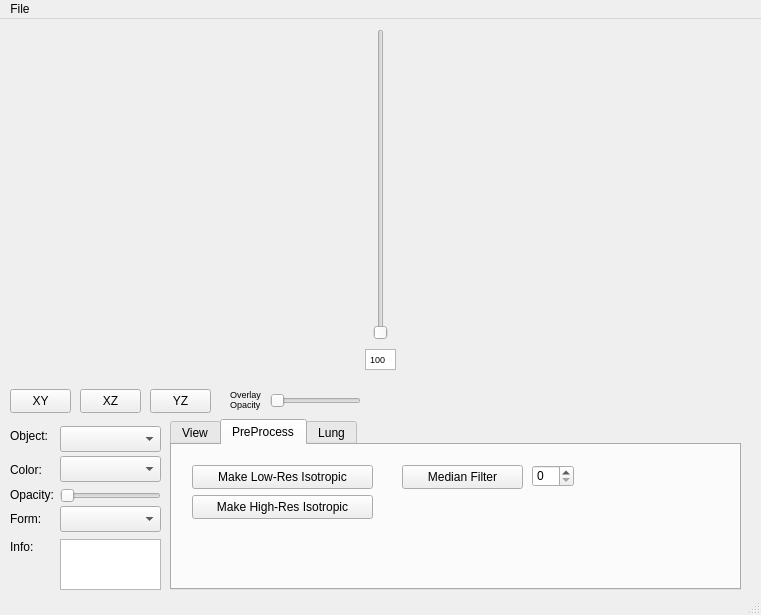
First picture: the form in src/pytubeview.ui, repository aylward/Minder3D, before the edit.
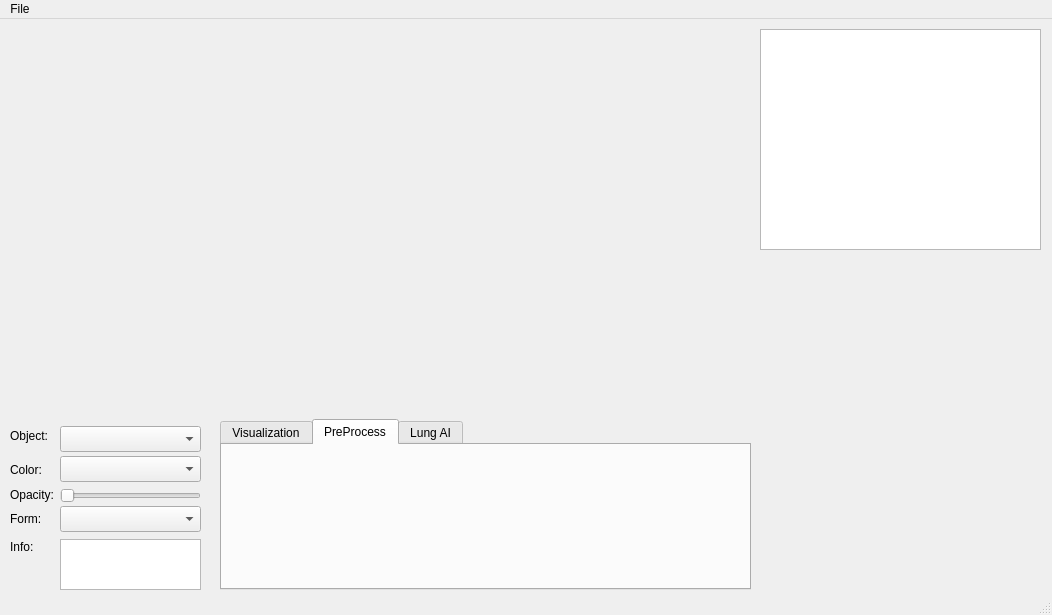
Second picture: the form after the edit. The open tabs and pages were chosen to show the change.

Diff of the .ui file:
```diff
--- a/src/pytubeview.ui
+++ b/src/pytubeview.ui
@@ -6,7 +6,7 @@
    <rect>
     <x>0</x>
     <y>0</y>
-    <width>761</width>
+    <width>1052</width>
     <height>615</height>
    </rect>
   </property>
@@ -14,25 +14,12 @@
    <string>MainWindow</string>
   </property>
   <widget class="QWidget" name="centralwidget">
-   <widget class="QSlider" name="view2DSliceSlider">
-    <property name="geometry">
-     <rect>
-      <x>370</x>
-      <y>10</y>
-      <width>22</width>
-      <height>311</height>
-     </rect>
-    </property>
-    <property name="orientation">
-     <enum>Qt::Vertical</enum>
-    </property>
-   </widget>
    <widget class="QTabWidget" name="tabWidget">
     <property name="geometry">
      <rect>
-      <x>170</x>
+      <x>220</x>
       <y>400</y>
-      <width>571</width>
+      <width>531</width>
       <height>171</height>
      </rect>
     </property>
@@ -41,7 +28,7 @@
     </property>
     <widget class="QWidget" name="tabView">
      <attribute name="title">
-      <string>View</string>
+      <string>Visualization</string>
      </attribute>
      <widget class="QWidget" name="verticalLayoutWidget_3">
       <property name="geometry">
@@ -59,59 +46,21 @@
      <attribute name="title">
       <string>PreProcess</string>
      </attribute>
-     <widget class="QPushButton" name="preprocMedianFilterButton">
+     <widget class="QWidget" name="verticalLayoutWidget_7">
       <property name="geometry">
        <rect>
-        <x>230</x>
-        <y>20</y>
-        <width>121</width>
-        <height>24</height>
+        <x>10</x>
+        <y>10</y>
+        <width>511</width>
+        <height>121</height>
        </rect>
       </property>
-      <property name="text">
-       <string>Median Filter</string>
-      </property>
-     </widget>
-     <widget class="QSpinBox" name="preprocMedianRadiusBox">
-      <property name="geometry">
-       <rect>
-        <x>360</x>
-        <y>20</y>
-        <width>42</width>
-        <height>22</height>
-       </rect>
-      </property>
-     </widget>
-     <widget class="QPushButton" name="preprocLowResIsoButton">
-      <property name="geometry">
-       <rect>
-        <x>20</x>
-        <y>20</y>
-        <width>181</width>
-        <height>24</height>
-       </rect>
-      </property>
-      <property name="text">
-       <string>Make Low-Res Isotropic</string>
-      </property>
-     </widget>
-     <widget class="QPushButton" name="preprocHighResIsoButton">
-      <property name="geometry">
-       <rect>
-        <x>20</x>
-        <y>50</y>
-        <width>181</width>
-        <height>24</height>
-       </rect>
-      </property>
-      <property name="text">
-       <string>Make High-Res Isotropic</string>
-      </property>
+      <layout class="QVBoxLayout" name="tabPreProcessLayout"/>
      </widget>
     </widget>
     <widget class="QWidget" name="lungTab">
      <attribute name="title">
-      <string>Lung</string>
+      <string>Lung AI</string>
      </attribute>
      <widget class="QPushButton" name="pushButton">
       <property name="geometry">
@@ -164,60 +113,12 @@
      </widget>
     </widget>
    </widget>
-   <widget class="QPlainTextEdit" name="view2DSliceText">
-    <property name="geometry">
-     <rect>
-      <x>365</x>
-      <y>330</y>
-      <width>31</width>
-      <height>21</height>
-     </rect>
-    </property>
-    <property name="sizePolicy">
-     <sizepolicy hsizetype="Fixed" vsizetype="Fixed">
-      <horstretch>0</horstretch>
-      <verstretch>0</verstretch>
-     </sizepolicy>
-    </property>
-    <property name="minimumSize">
-     <size>
-      <width>31</width>
-      <height>21</height>
-     </size>
-    </property>
-    <property name="baseSize">
-     <size>
-      <width>31</width>
-      <height>21</height>
-     </size>
-    </property>
-    <property name="font">
-     <font>
-      <pointsize>7</pointsize>
-     </font>
-    </property>
-    <property name="verticalScrollBarPolicy">
-     <enum>Qt::ScrollBarAlwaysOff</enum>
-    </property>
-    <property name="horizontalScrollBarPolicy">
-     <enum>Qt::ScrollBarAlwaysOff</enum>
-    </property>
-    <property name="sizeAdjustPolicy">
-     <enum>QAbstractScrollArea::AdjustIgnored</enum>
-    </property>
-    <property name="lineWrapMode">
-     <enum>QPlainTextEdit::NoWrap</enum>
-    </property>
-    <property name="plainText">
-     <string>100</string>
-    </property>
-   </widget>
    <widget class="QComboBox" name="objectComboBox">
     <property name="geometry">
      <rect>
       <x>60</x>
       <y>407</y>
-      <width>101</width>
+      <width>141</width>
       <height>26</height>
      </rect>
     </property>
@@ -254,79 +155,6 @@
      <string>Info:</string>
     </property>
    </widget>
-   <widget class="QPushButton" name="view2DXYButton">
-    <property name="geometry">
-     <rect>
-      <x>10</x>
-      <y>370</y>
-      <width>61</width>
-      <height>24</height>
-     </rect>
-    </property>
-    <property name="text">
-     <string>XY</string>
-    </property>
-   </widget>
-   <widget class="QPushButton" name="view2DXZButton">
-    <property name="geometry">
-     <rect>
-      <x>80</x>
-      <y>370</y>
-      <width>61</width>
-      <height>24</height>
-     </rect>
-    </property>
-    <property name="text">
-     <string>XZ</string>
-    </property>
-   </widget>
-   <widget class="QPushButton" name="view2DYZButton">
-    <property name="geometry">
-     <rect>
-      <x>150</x>
-      <y>370</y>
-      <width>61</width>
-      <height>24</height>
-     </rect>
-    </property>
-    <property name="text">
-     <string>YZ</string>
-    </property>
-   </widget>
-   <widget class="QSlider" name="view2DOverlayOpacitySlider">
-    <property name="geometry">
-     <rect>
-      <x>270</x>
-      <y>374</y>
-      <width>91</width>
-      <height>16</height>
-     </rect>
-    </property>
-    <property name="orientation">
-     <enum>Qt::Horizontal</enum>
-    </property>
-   </widget>
-   <widget class="QLabel" name="view2DOverlayOpacityLabel">
-    <property name="geometry">
-     <rect>
-      <x>230</x>
-      <y>360</y>
-      <width>51</width>
-      <height>41</height>
-     </rect>
-    </property>
-    <property name="font">
-     <font>
-      <pointsize>7</pointsize>
-     </font>
-    </property>
-    <property name="text">
-     <string>Overlay Opacity</string>
-    </property>
-    <property name="wordWrap">
-     <bool>true</bool>
-    </property>
-   </widget>
    <widget class="QLabel" name="objectColorLabel">
     <property name="geometry">
      <rect>
@@ -345,7 +173,7 @@
      <rect>
       <x>60</x>
       <y>437</y>
-      <width>101</width>
+      <width>141</width>
       <height>26</height>
      </rect>
     </property>
@@ -387,7 +215,7 @@
      <rect>
       <x>60</x>
       <y>467</y>
-      <width>101</width>
+      <width>141</width>
       <height>20</height>
      </rect>
     </property>
@@ -400,7 +228,7 @@
      <rect>
       <x>60</x>
       <y>487</y>
-      <width>101</width>
+      <width>141</width>
       <height>26</height>
      </rect>
     </property>
@@ -416,7 +244,7 @@
      <rect>
       <x>60</x>
       <y>520</y>
-      <width>101</width>
+      <width>141</width>
       <height>51</height>
      </rect>
     </property>
@@ -458,7 +286,50 @@
       <height>351</height>
      </rect>
     </property>
-    <layout class="QVBoxLayout" name="view3DWidget"/>
+    <layout class="QVBoxLayout" name="tabView3DLayout"/>
+   </widget>
+   <widget class="QTableWidget" name="tableWidget">
+    <property name="geometry">
+     <rect>
+      <x>760</x>
+      <y>10</y>
+      <width>281</width>
+      <height>221</height>
+     </rect>
+    </property>
+   </widget>
+   <widget class="QWidget" name="verticalLayoutWidget_4">
+    <property name="geometry">
+     <rect>
+      <x>760</x>
+      <y>240</y>
+      <width>281</width>
+      <height>121</height>
+     </rect>
+    </property>
+    <layout class="QVBoxLayout" name="tabScreenCaptureLayout"/>
+   </widget>
+   <widget class="QWidget" name="verticalLayoutWidget_5">
+    <property name="geometry">
+     <rect>
+      <x>760</x>
+      <y>370</y>
+      <width>281</width>
+      <height>201</height>
+     </rect>
+    </property>
+    <layout class="QVBoxLayout" name="tabChatLayout"/>
+   </widget>
+   <widget class="QWidget" name="verticalLayoutWidget_8">
+    <property name="geometry">
+     <rect>
+      <x>10</x>
+      <y>10</y>
+      <width>391</width>
+      <height>351</height>
+     </rect>
+    </property>
+    <layout class="QVBoxLayout" name="tabView2DLayout"/>
    </widget>
   </widget>
   <widget class="QMenuBar" name="menubar">
@@ -466,7 +337,7 @@
     <rect>
      <x>0</x>
      <y>0</y>
-     <width>761</width>
+     <width>1052</width>
      <height>22</height>
     </rect>
    </property>
```
Left out of the diff: 79 changed lines with no effect on the pictures.
